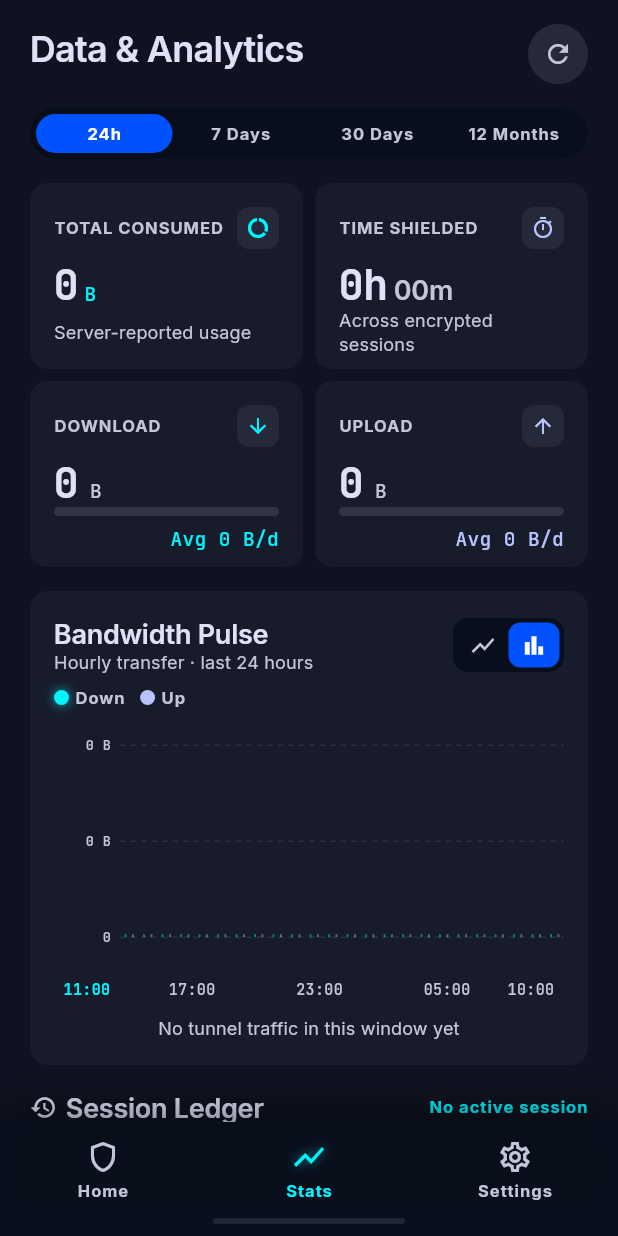
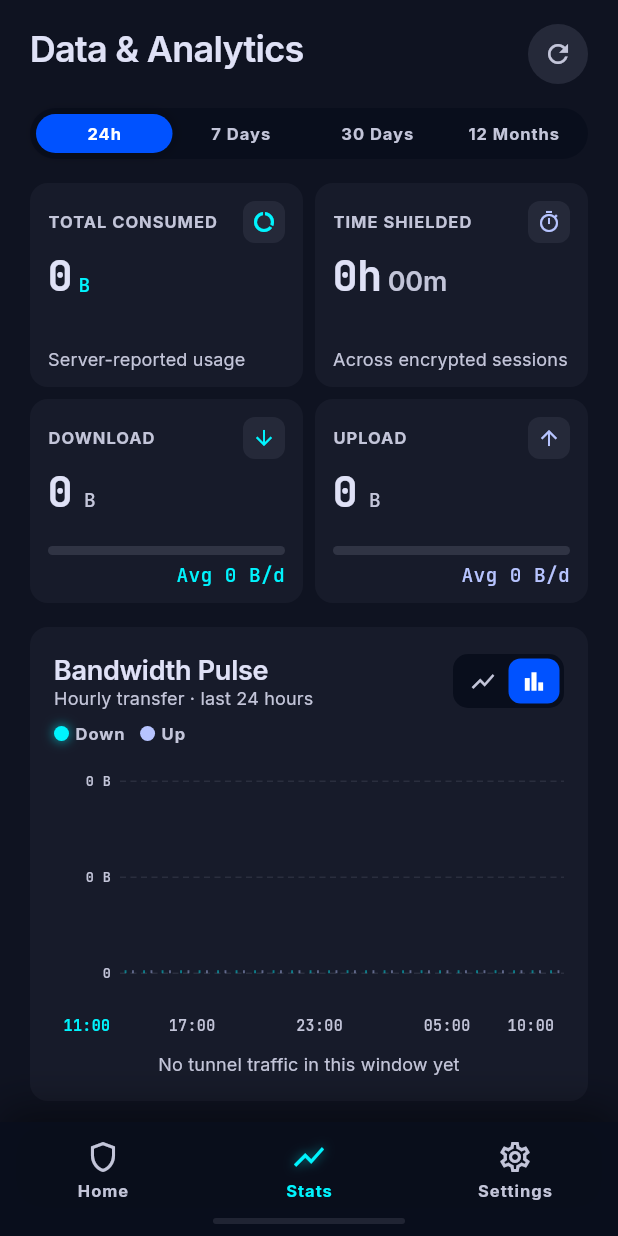
Before and after one commit to TomasPetrik/vpn, a Flutter app: the VpnStatsPage screen opened by its route, after a tap on "24h", on a phone screen of 412 x 824 dp. Run offline on Flutter 3.47's test engine with Material 3 defaults, Android fonts, the phone set to English and light mode, and no system bars; our stand-ins replace device_info_plus, dio, equatable, flutter_bloc, flutter_secure_storage, get_it and 4 more; missing offline and left inert: mobile_device_identifier; accounts and stored records are empty; network calls fail.

Commit message:
Ship WstunnelFFI for iOS Simulator and clarify session stats copy
Co-authored-by: Cursor <cursoragent@cursor.com>

```diff
--- a/lib/features/vpn/presentation/vpn_stats_page.dart
+++ b/lib/features/vpn/presentation/vpn_stats_page.dart
@@ -324,7 +324,7 @@ class _VpnStatsPageState extends State<VpnStatsPage> {
   }
 
   /// Shared height so Total / Time / Download / Upload tiles stay equal.
-  static const double _analyticsCardHeight = 124;
+  static const double _analyticsCardHeight = 136;
 
   static (String, String) _splitBytes(int bytes) {
     final formatted = VpnStatsFormat.bytes(bytes);
@@ -420,7 +420,7 @@ class _MetricCard extends StatelessWidget {
   Widget build(BuildContext context) {
     return Container(
       width: double.infinity,
-      padding: const EdgeInsets.all(16),
+      padding: const EdgeInsets.fromLTRB(12, 12, 12, 10),
       decoration: BoxDecoration(
         color: CyberShieldColors.surfaceContainerLow,
         borderRadius: BorderRadius.circular(12),
@@ -444,7 +444,7 @@ class _MetricCard extends StatelessWidget {
               ),
             ],
           ),
-          const SizedBox(height: 8),
+          const SizedBox(height: 6),
           value,
           const Spacer(),
           footer,
@@ -530,7 +530,7 @@ class _TrafficShareCard extends StatelessWidget {
 
     return Container(
       width: double.infinity,
-      padding: const EdgeInsets.all(16),
+      padding: const EdgeInsets.fromLTRB(12, 12, 12, 10),
       decoration: BoxDecoration(
         color: CyberShieldColors.surfaceContainerLow,
         borderRadius: BorderRadius.circular(12),
@@ -554,7 +554,7 @@ class _TrafficShareCard extends StatelessWidget {
               ),
             ],
           ),
-          const SizedBox(height: 8),
+          const SizedBox(height: 6),
           Text.rich(
             TextSpan(
               children: [
@@ -581,7 +581,7 @@ class _TrafficShareCard extends StatelessWidget {
               valueColor: AlwaysStoppedAnimation(accent),
             ),
           ),
-          const SizedBox(height: 6),
+          const SizedBox(height: 4),
           Align(
             alignment: Alignment.centerRight,
             child: Text(
@@ -1460,10 +1460,10 @@ class _SessionLedger extends StatelessWidget {
           children: [
             const Icon(Icons.history, size: 18, color: CyberShieldColors.onSurface),
             const SizedBox(width: 6),
-            Text('Session Ledger', style: CyberShieldTheme.headlineSm()),
+            Text('Current session', style: CyberShieldTheme.headlineSm()),
             const Spacer(),
             Text(
-              livePeer != null ? 'Live' : 'No active session',
+              livePeer != null ? 'Connected' : 'Not connected',
               style: CyberShieldTheme.labelBadge(
                 color: CyberShieldColors.secondaryContainer,
               ),
@@ -1475,7 +1475,7 @@ class _SessionLedger extends StatelessWidget {
           _SessionRow(
             title: livePeer.server.name,
             subtitle:
-                '${livePeer.server.countryCode ?? '—'} • WireGuard • ${_ip(livePeer)}',
+                '${livePeer.server.countryCode ?? '—'} · ${_ip(livePeer)}',
             bytesLabel: VpnStatsFormat.bytes(sessionBytes),
             durationLabel: VpnStatsFormat.duration(state.sessionSeconds),
             active: true,
@@ -1490,23 +1490,10 @@ class _SessionLedger extends StatelessWidget {
               borderRadius: BorderRadius.circular(12),
             ),
             child: Text(
-              'Connect to start an encrypted session. Totals above include committed history.',
+              'Connect to protect your traffic. Past usage still shows in the totals above.',
               style: CyberShieldTheme.bodySm(),
             ),
           ),
-        if (livePeer == null && state.overallTotals.activeSeconds > 0) ...[
-          const SizedBox(height: 8),
-          _SessionRow(
-            title: 'Previous shielded time',
-            subtitle: 'Committed totals',
-            bytesLabel: VpnStatsFormat.bytes(
-              state.overallTotals.rxBytes + state.overallTotals.txBytes,
-            ),
-            durationLabel:
-                VpnStatsFormat.duration(state.overallTotals.activeSeconds),
-            active: false,
-          ),
-        ],
       ],
     );
   }
```
Also changed, not shown: 5 other files.
